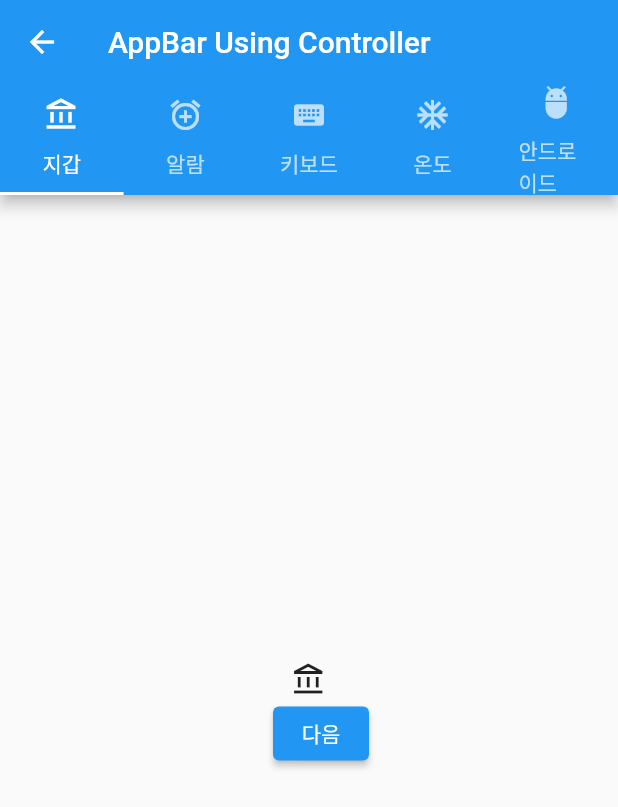
After one commit to rldnd/flutter_tab_bar, a Flutter app: the screen it shows after launch, after a tap on "AppBarUsingController", on a phone screen of 412 x 824 dp. The commit adds this screen. Shown: the top 807 px of the screen. Run offline on Flutter 3.47's test engine with Material 2 defaults, Android fonts, the phone set to English and light mode, and no system bars.

Commit message:
feat(tabbar): tab controller

```diff
--- /dev/null
+++ b/lib/screen/appbar_using_controller.dart
@@ -0,0 +1,78 @@
+import 'package:flutter/material.dart';
+import 'package:flutter_tab_bar/const/tabs.dart';
+
+class AppBarUsingController extends StatefulWidget {
+  const AppBarUsingController({super.key});
+
+  @override
+  State<AppBarUsingController> createState() => _AppBarUsingControllerState();
+}
+
+// 실제 한 프레임 당 틱이 움직이는 것을 효율적으로 컨트롤 하도록 해줌
+class _AppBarUsingControllerState extends State<AppBarUsingController>
+    with TickerProviderStateMixin {
+  late final TabController tabController;
+
+  @override
+  void initState() {
+    super.initState();
+
+    tabController = TabController(length: TABS.length, vsync: this);
+    tabController.addListener(() {
+      setState(() {});
+    });
+  }
+
+  @override
+  Widget build(BuildContext context) {
+    return Scaffold(
+      appBar: AppBar(
+        title: const Text('AppBar Using Controller'),
+        bottom: TabBar(
+          controller: tabController,
+          tabs: TABS
+              .map(
+                (tab) => Tab(
+                  icon: Icon(tab.icon),
+                  child: Text(tab.label),
+                ),
+              )
+              .toList(),
+        ),
+      ),
+      body: TabBarView(
+        controller: tabController,
+        children: TABS
+            .map(
+              (tab) => Column(
+                mainAxisAlignment: MainAxisAlignment.center,
+                children: [
+                  Icon(tab.icon),
+                  Row(
+                    mainAxisAlignment: MainAxisAlignment.center,
+                    children: [
+                      if (tabController.index != 0)
+                        ElevatedButton(
+                          onPressed: () {
+                            tabController.animateTo(tabController.index - 1);
+                          },
+                          child: const Text('이전'),
+                        ),
+                      const SizedBox(width: 16.0),
+                      if (tabController.index != TABS.length - 1)
+                        ElevatedButton(
+                          onPressed: () {
+                            tabController.animateTo(tabController.index + 1);
+                          },
+                          child: const Text('다음'),
+                        ),
+                    ],
+                  ),
+                ],
+              ),
+            )
+            .toList(),
+      ),
+    );
+  }
+}
--- a/lib/screen/home_screen.dart
+++ b/lib/screen/home_screen.dart
@@ -1,4 +1,5 @@
 import 'package:flutter/material.dart';
+import 'package:flutter_tab_bar/screen/appbar_using_controller.dart';
 import 'package:flutter_tab_bar/screen/basic_appbar_tabbar_screen.dart';
 
 class HomeScreen extends StatelessWidget {
@@ -27,6 +28,16 @@ class HomeScreen extends StatelessWidget {
               },
               child: Text('Basic AppBar TabBar Screen'),
             ),
+            ElevatedButton(
+              onPressed: () {
+                Navigator.of(context).push(
+                  MaterialPageRoute(
+                    builder: (_) => AppBarUsingController(),
+                  ),
+                );
+              },
+              child: Text('AppBarUsingController'),
+            ),
           ],
         ),
       ),
```
